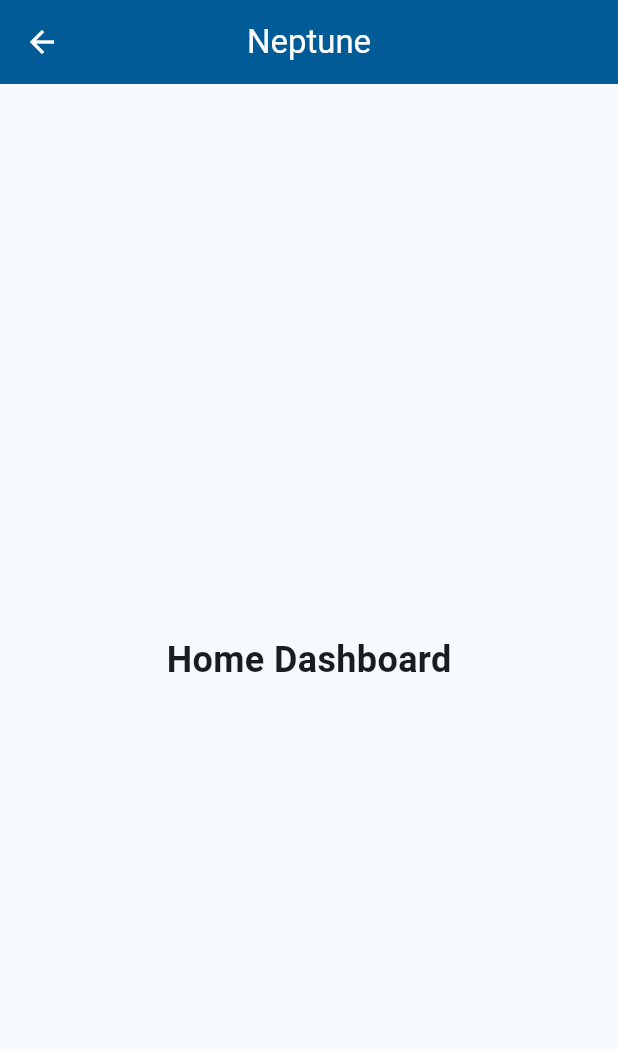
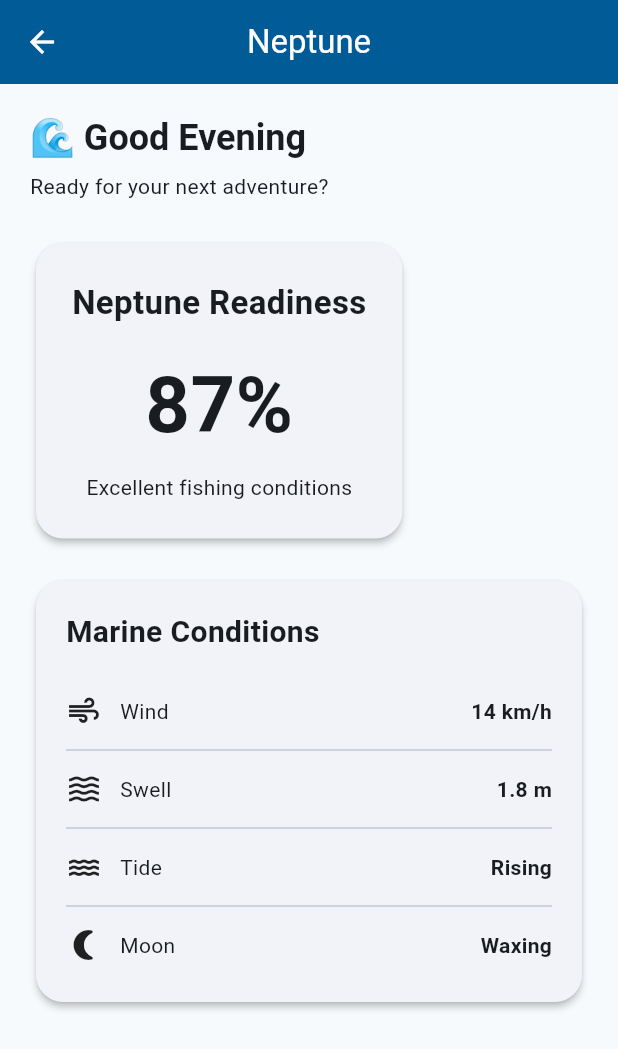
Before and after one commit to pramkhelawan-pixel/project_neptune, a Flutter app: the HomePage screen opened directly, on a phone screen of 412 x 824 dp. Shown: the top 1049 px of the screen. Run offline on Flutter 3.47's test engine with Material 3 defaults, Android fonts, the phone set to English and light mode, and no system bars; our stand-ins replace flutter_dotenv, flutter_riverpod, go_router, riverpod_annotation, supabase_flutter; accounts and stored records are empty; generated files the repository leaves out were written again.

Commit message:
Refactor home dashboard and add marine conditions card

```diff
--- a/lib/features/home/presentation/widgets/home_dashboard.dart
+++ b/lib/features/home/presentation/widgets/home_dashboard.dart
@@ -1,16 +1,70 @@
 import 'package:flutter/material.dart';
+
+import 'marine_conditions_card.dart';
 
 class HomeDashboard extends StatelessWidget {
   const HomeDashboard({super.key});
 
   @override
   Widget build(BuildContext context) {
-    return const Center(
-      child: Text(
-        'Home Dashboard',
-        style: TextStyle(
-          fontSize: 24,
-          fontWeight: FontWeight.bold,
+    final theme = Theme.of(context);
+
+    return SafeArea(
+      child: SingleChildScrollView(
+        padding: const EdgeInsets.all(20),
+        child: Column(
+          crossAxisAlignment: CrossAxisAlignment.start,
+          children: [
+            Text(
+              '🌊 Good Evening',
+              style: theme.textTheme.headlineSmall?.copyWith(
+                fontWeight: FontWeight.bold,
+              ),
+            ),
+            const SizedBox(height: 6),
+            Text(
+              'Ready for your next adventure?',
+              style: theme.textTheme.bodyMedium,
+            ),
+            const SizedBox(height: 24),
+
+            Card(
+              elevation: 2,
+              shape: RoundedRectangleBorder(
+                borderRadius: BorderRadius.circular(18),
+              ),
+              child: const Padding(
+                padding: EdgeInsets.all(24),
+                child: Column(
+                  children: [
+                    Text(
+                      'Neptune Readiness',
+                      style: TextStyle(
+                        fontSize: 22,
+                        fontWeight: FontWeight.bold,
+                      ),
+                    ),
+                    SizedBox(height: 16),
+                    Text(
+                      '87%',
+                      style: TextStyle(
+                        fontSize: 52,
+                        fontWeight: FontWeight.bold,
+                      ),
+                    ),
+                    SizedBox(height: 8),
+                    Text('Excellent fishing conditions'),
+                  ],
+                ),
+              ),
+            ),
+
+            const SizedBox(height: 20),
+
+            const MarineConditionsCard(),
+
+            const SizedBox(height: 24),
+          ],
         ),
       ),
     );
--- /dev/null
+++ b/lib/features/home/presentation/widgets/marine_conditions_card.dart
@@ -0,0 +1,86 @@
+import 'package:flutter/material.dart';
+
+class MarineConditionsCard extends StatelessWidget {
+  const MarineConditionsCard({super.key});
+
+  @override
+  Widget build(BuildContext context) {
+    return Card(
+      elevation: 2,
+      shape: RoundedRectangleBorder(
+        borderRadius: BorderRadius.circular(18),
+      ),
+      child: Padding(
+        padding: const EdgeInsets.all(20),
+        child: Column(
+          crossAxisAlignment: CrossAxisAlignment.start,
+          children: const [
+            Text(
+              'Marine Conditions',
+              style: TextStyle(
+                fontSize: 20,
+                fontWeight: FontWeight.bold,
+              ),
+            ),
+            SizedBox(height: 20),
+            _ConditionRow(
+              icon: Icons.air,
+              label: 'Wind',
+              value: '14 km/h',
+            ),
+            Divider(),
+            _ConditionRow(
+              icon: Icons.waves,
+              label: 'Swell',
+              value: '1.8 m',
+            ),
+            Divider(),
+            _ConditionRow(
+              icon: Icons.water,
+              label: 'Tide',
+              value: 'Rising',
+            ),
+            Divider(),
+            _ConditionRow(
+              icon: Icons.nightlight_round,
+              label: 'Moon',
+              value: 'Waxing',
+            ),
+          ],
+        ),
+      ),
+    );
+  }
+}
+
+class _ConditionRow extends StatelessWidget {
+  final IconData icon;
+  final String label;
+  final String value;
+
+  const _ConditionRow({
+    required this.icon,
+    required this.label,
+    required this.value,
+  });
+
+  @override
+  Widget build(BuildContext context) {
+    return Padding(
+      padding: const EdgeInsets.symmetric(vertical: 6),
+      child: Row(
+        children: [
+          Icon(icon),
+          const SizedBox(width: 12),
+          Expanded(child: Text(label)),
+          Text(
+            value,
+            style: const TextStyle(
+              fontWeight: FontWeight.bold,
+            ),
+          ),
+        ],
+      ),
+    );
+  }
+}
```
